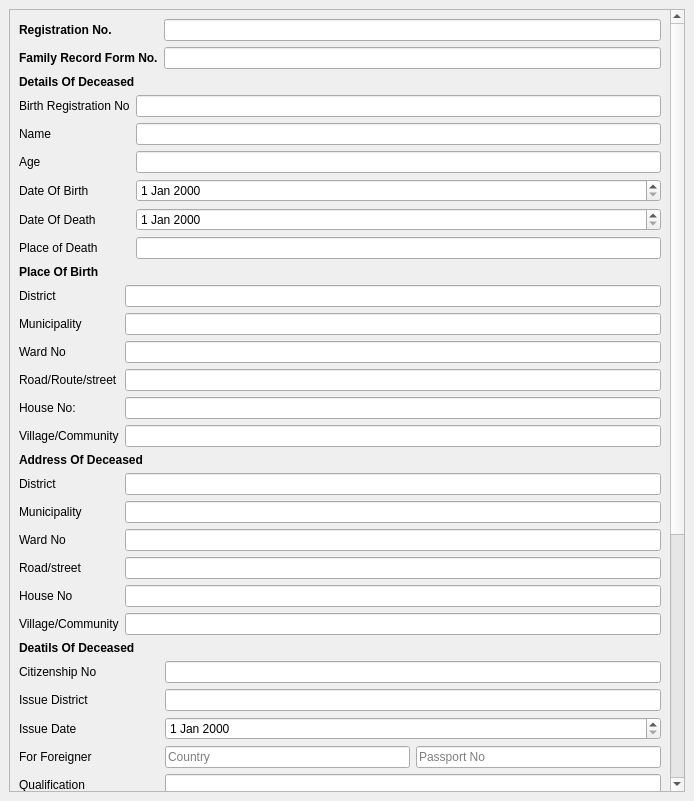
cygnus55/smartward, file Smartward/forms/death.ui: the form before one commit.
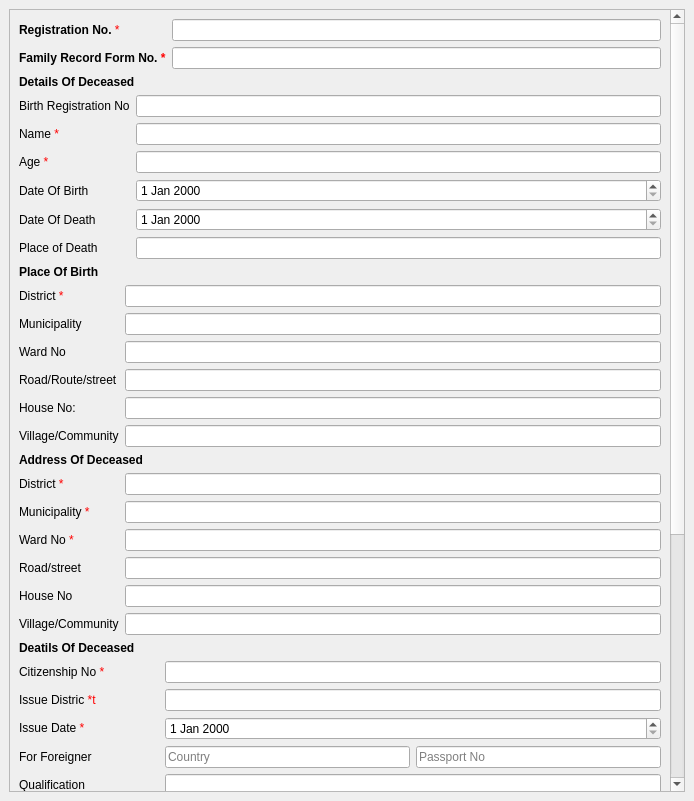
The form after the commit.

The edit to the form file:
```diff
--- a/Smartward/forms/death.ui
+++ b/Smartward/forms/death.ui
@@ -24,9 +24,9 @@
        <property name="geometry">
         <rect>
          <x>0</x>
-         <y>-512</y>
-         <width>660</width>
-         <height>1293</height>
+         <y>-155</y>
+         <width>649</width>
+         <height>1297</height>
         </rect>
        </property>
        <layout class="QGridLayout" name="gridLayout_2">
@@ -35,7 +35,7 @@
           <item row="0" column="0">
            <widget class="QLabel" name="districtLabel_2">
             <property name="text">
-             <string>District</string>
+             <string>District &lt;font color='red'&gt;*</string>
             </property>
            </widget>
           </item>
@@ -45,7 +45,7 @@
           <item row="1" column="0">
            <widget class="QLabel" name="municipalityLabel">
             <property name="text">
-             <string>Municipality</string>
+             <string>Municipality &lt;font color='red'&gt;*</string>
             </property>
            </widget>
           </item>
@@ -55,7 +55,7 @@
           <item row="2" column="0">
            <widget class="QLabel" name="wardNoLabel_2">
             <property name="text">
-             <string>Ward No</string>
+             <string>Ward No &lt;font color='red'&gt;*</string>
             </property>
            </widget>
           </item>
@@ -113,7 +113,7 @@
           <item row="0" column="0">
            <widget class="QLabel" name="districtLabel">
             <property name="text">
-             <string>District</string>
+             <string>District &lt;font color='red'&gt;*</string>
             </property>
            </widget>
           </item>
@@ -194,7 +194,7 @@
           <item row="1" column="0">
            <widget class="QLabel" name="nameLabel">
             <property name="text">
-             <string>Name</string>
+             <string>Name &lt;font color='red'&gt;*</string>
             </property>
            </widget>
           </item>
@@ -242,7 +242,7 @@
           <item row="2" column="0">
            <widget class="QLabel" name="ageLabel">
             <property name="text">
-             <string>Age</string>
+             <string>Age &lt;font color='red'&gt;*</string>
             </property>
            </widget>
           </item>
@@ -263,7 +263,7 @@
           <item row="0" column="0">
            <widget class="QLabel" name="registrationNoLabel">
             <property name="text">
-             <string>&lt;b&gt;Registration No.</string>
+             <string>&lt;b&gt;Registration No.&lt;/b&gt; &lt;font color='red'&gt;*</string>
             </property>
            </widget>
           </item>
@@ -273,7 +273,7 @@
           <item row="1" column="0">
            <widget class="QLabel" name="familyRecordFormNoLabel">
             <property name="text">
-             <string>&lt;b&gt;Family Record Form No.</string>
+             <string>&lt;b&gt;Family Record Form No. &lt;font color='red'&gt;*</string>
             </property>
            </widget>
           </item>
@@ -287,7 +287,7 @@
           <item row="0" column="0">
            <widget class="QLabel" name="citizenshipNoLabel">
             <property name="text">
-             <string>Citizenship No</string>
+             <string>Citizenship No &lt;font color='red'&gt;*</string>
             </property>
            </widget>
           </item>
@@ -297,7 +297,7 @@
           <item row="1" column="0">
            <widget class="QLabel" name="issueDistrictLabel">
             <property name="text">
-             <string>Issue District</string>
+             <string>Issue Distric &lt;font color='red'&gt;*t</string>
             </property>
            </widget>
           </item>
@@ -307,7 +307,7 @@
           <item row="2" column="0">
            <widget class="QLabel" name="issueDateLabel">
             <property name="text">
-             <string>Issue Date</string>
+             <string>Issue Date &lt;font color='red'&gt;*</string>
             </property>
            </widget>
           </item>
```
Left out of the diff: 10 changed lines with no effect on the pictures.
